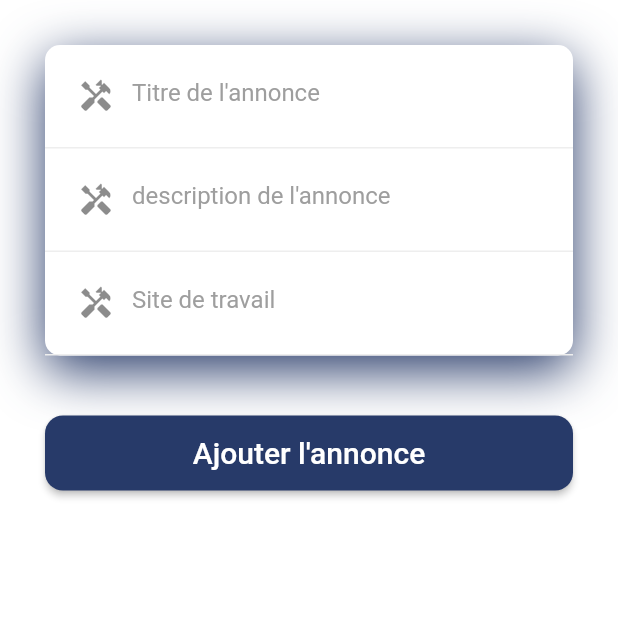
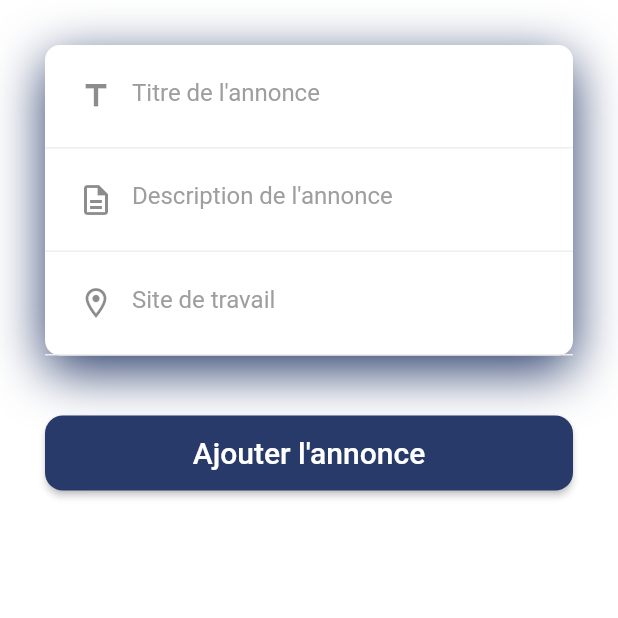
Before and after one commit to flolgl/StudWay, a Flutter app: the OfferForm screen opened directly with empty values, on a phone screen of 412 x 824 dp, the top half of it. Run offline on Flutter 3.47's test engine with Material 2 defaults, Android fonts, the phone set to English and light mode, and no system bars; our stand-ins replace badges, email_validator, file_picker, image_picker, shared_preferences, socket_io_client; missing offline and left inert: shared_preferences_web; accounts and stored records are empty; network calls fail.

Commit message:
Add offer icons

```diff
--- a/lib/view/offers/components/AddOfferBody.dart
+++ b/lib/view/offers/components/AddOfferBody.dart
@@ -59,7 +59,7 @@ class AddOfferBodyState extends State<AddOfferBody> {
                         border: InputBorder.none,
                         hintText: "Titre de l'annonce",
                         hintStyle: TextStyle(color: Colors.grey),
-                        prefixIcon: Icon(Icons.handyman),
+                        prefixIcon: Icon(Icons.title_outlined),
                       ),
                       validator: (value) =>
                           value == null || value.isEmpty ? "Champs vide" : null,
@@ -75,9 +75,9 @@ class AddOfferBodyState extends State<AddOfferBody> {
                       controller: _descriptionController,
                       decoration: const InputDecoration(
                         border: InputBorder.none,
-                        hintText: "description de l'annonce",
+                        hintText: "Description de l'annonce",
                         hintStyle: TextStyle(color: Colors.grey),
-                        prefixIcon: Icon(Icons.handyman),
+                        prefixIcon: Icon(Icons.description_outlined),
                       ),
                       validator: (value) =>
                           value == null || value.isEmpty ? "Champs vide" : null,
@@ -95,7 +95,7 @@ class AddOfferBodyState extends State<AddOfferBody> {
                         border: InputBorder.none,
                         hintText: "Site de travail",
                         hintStyle: TextStyle(color: Colors.grey),
-                        prefixIcon: Icon(Icons.handyman),
+                        prefixIcon: Icon(Icons.location_on_outlined),
                       ),
                       validator: (value) =>
                           value == null || value.isEmpty ? "Champs vide" : null,
```
Also changed, not shown: lib/view/offers/components/OfferContainer.dart (+7 -3 lines).
